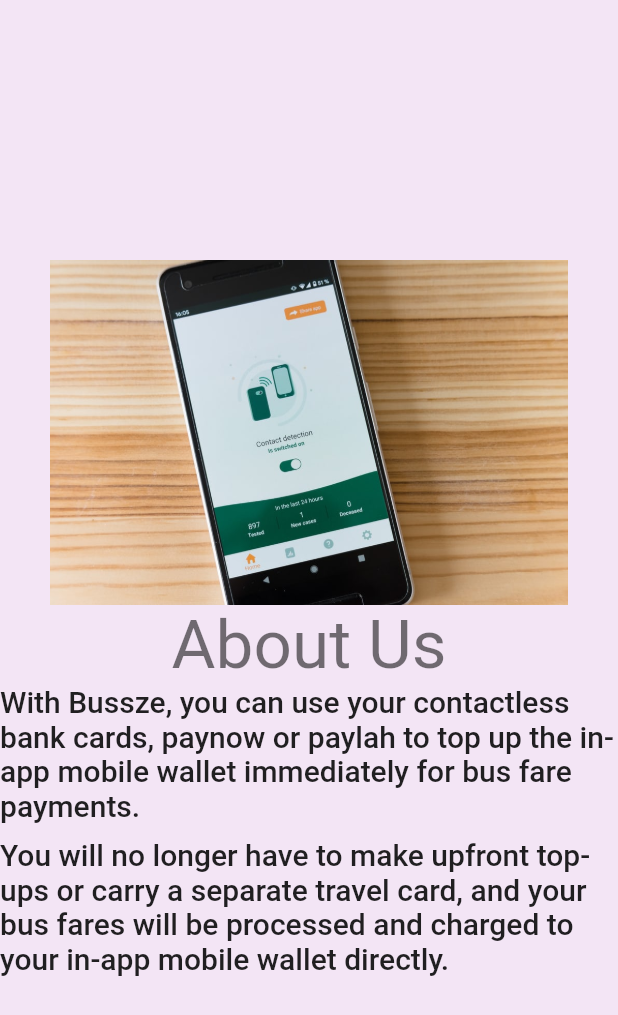
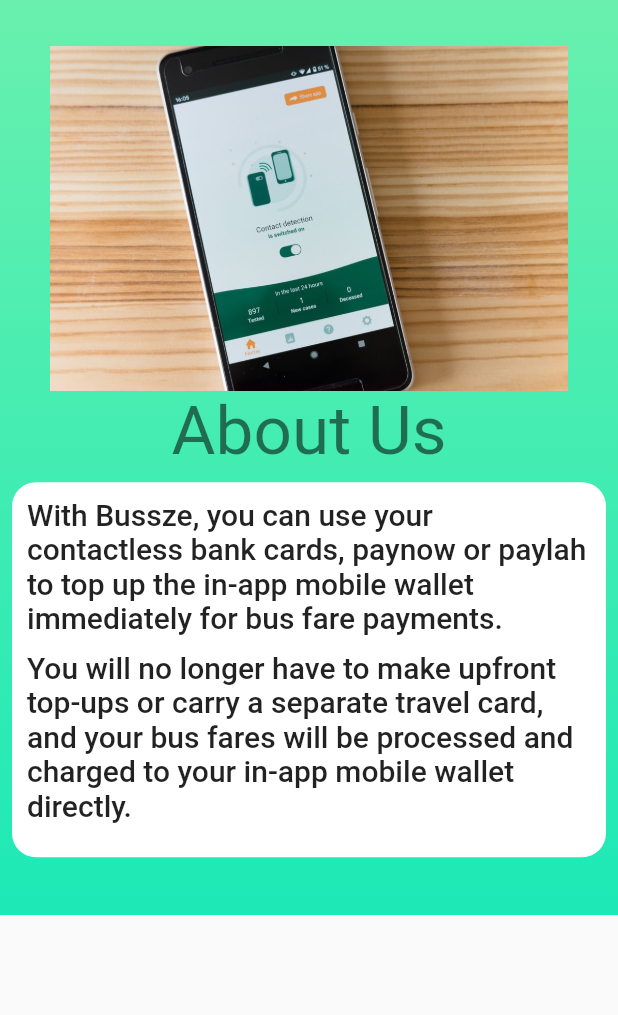
Before and after one commit to zheien/Law_Zhei_En_MAD_PROJECT, a Flutter app: the About widget shown alone on an empty page, opened directly, on a phone screen of 412 x 824 dp. Shown: the top 1015 px of the screen. Run offline on Flutter 3.47's test engine with Material 2 defaults, Android fonts, the phone set to English and light mode, and no system bars; our stand-ins replace basic_utils, carousel_slider, charts_flutter, cloud_firestore, firebase_auth, firebase_database and 2 more; missing offline and left inert: contactus, rounded_modal; accounts and stored records are empty; network calls fail.

Commit message:
Delete Files + update colors

```diff
--- a/lib/screens/home/fourthscreen/AboutPage.dart
+++ b/lib/screens/home/fourthscreen/AboutPage.dart
@@ -6,6 +6,13 @@ class About extends StatelessWidget {
   @override
   Widget build(BuildContext context) {
     return Container(
+      height: 610,
+      decoration: BoxDecoration(
+        gradient: LinearGradient(
+            begin: Alignment.topCenter,
+            end: Alignment.bottomCenter,
+            colors: [Colors.greenAccent, Colors.tealAccent[400]]),
+      ),
       child: new Column(
         mainAxisAlignment: MainAxisAlignment.center,
         children: <Widget>[
@@ -28,6 +35,18 @@ class About extends StatelessWidget {
             'About Us',
             style: Theme.of(context).textTheme.headline3,
           ),
+          Padding(
+            padding: const EdgeInsets.all(8.0),
+            child: Container(
+              height: 250,
+              decoration: new BoxDecoration(
+                color: Colors.white,
+                borderRadius: new BorderRadius.circular(16.0),
+              ),
+              child: Padding(
+                padding: const EdgeInsets.all(10.0),
+                child: Column(
+                  children: [
                     Text(
                       'With Bussze, you can use your contactless bank cards, paynow or paylah to top up the in-app mobile wallet immediately for bus fare payments.',
                       style: Theme.of(context).textTheme.headline6,
@@ -39,7 +58,12 @@ class About extends StatelessWidget {
                     ),
                   ],
                 ),
-      color: Colors.purple[50],
+              ),
+            ),
+          ),
+        ],
+      ),
+      // color: Colors.purple[50],
     );
   }
 }
--- a/lib/screens/home/fourthscreen/chart/abstract_list.dart
+++ b/lib/screens/home/fourthscreen/chart/abstract_list.dart
@@ -148,7 +148,7 @@ class HeadingItem implements ListItem {
         data: assessmentData,
         domainFn: (Assessment assessment, _) => assessment.date,
         measureFn: (Assessment assessment, _) => assessment.price,
-        colorFn: (_, __) => charts.MaterialPalette.blue.shadeDefault,
+        colorFn: (_, __) => charts.MaterialPalette.green.shadeDefault,
       )
     ];
   }
--- a/lib/screens/home/fourthscreen/links.dart
+++ b/lib/screens/home/fourthscreen/links.dart
@@ -3,8 +3,6 @@ import 'package:project11/screens/home/fourthscreen/busBooking.dart';
 import 'package:project11/screens/home/fourthscreen/chart/ThirdScreen.dart';
 import 'package:project11/screens/home/fourthscreen/contactus.dart';
 import 'package:project11/screens/home/secondscreen/topup.dart';
-import 'package:project11/screens/home/fourthscreen/profile.dart';
-import 'package:project11/screens/home/fourthscreen/setting.dart';
 import 'AboutPage.dart';
 import 'settings_form.dart';
 
```
Also changed, not shown: lib/screens/home/fourthscreen/contactus.dart (+16 -7 lines), lib/screens/home/fourthscreen/profile.dart (deleted, +0 -16 lines), lib/screens/home/fourthscreen/setting.dart (deleted, +0 -16 lines), lib/screens/home/fourthscreen/settings_form.dart (+22 -7 lines). Lines whose indentation alone changed are shown as unchanged.
